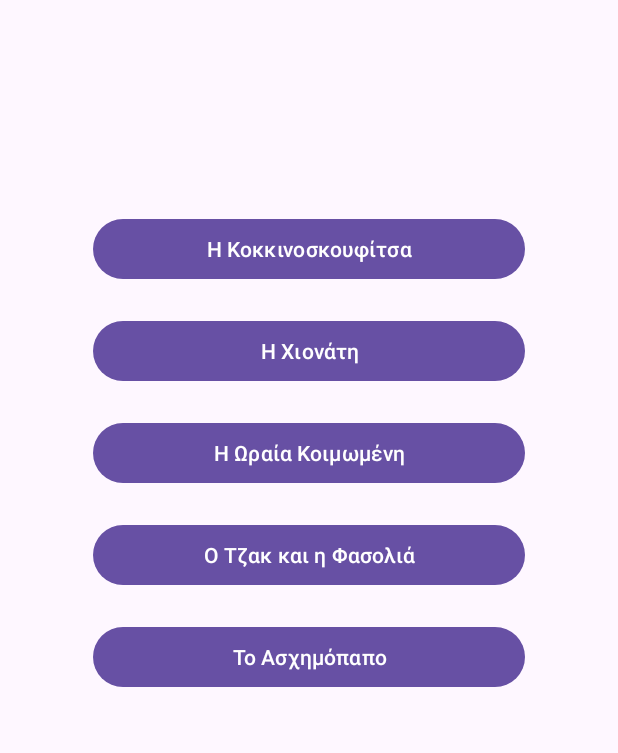
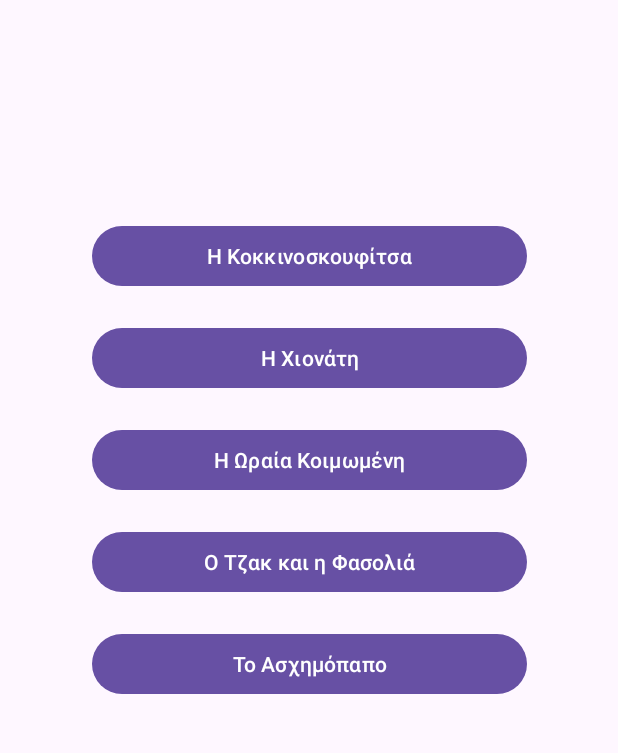
Before and after one commit to ekaltsuni/audio-stories-app, an Android app: the screen it shows after launch (MainActivity), on a phone screen of 412 x 824 dp, the part 179-932 px from its top. Run offline under Robolectric (Android 15) with nearby library versions, the phone set to English and light mode, and no system bars.

```diff
--- a/app/app/src/main/res/layout/activity_main.xml
+++ b/app/app/src/main/res/layout/activity_main.xml
@@ -48,13 +48,14 @@
         app:layout_constraintVertical_bias="0.059" />
 
     <ScrollView
-        android:layout_width="0dp"
-        android:layout_height="421dp"
+        android:layout_width="290dp"
+        android:layout_height="0dp"
         app:layout_constraintBottom_toBottomOf="parent"
         app:layout_constraintEnd_toEndOf="parent"
         app:layout_constraintStart_toStartOf="parent"
         app:layout_constraintTop_toBottomOf="@+id/textView"
-        app:layout_constraintWidth_percent="0.7">
+        app:layout_constraintWidth_percent="0.7"
+        app:layout_constraintHeight_percent="0.5">
 
         <LinearLayout
             android:layout_width="match_parent"
```
Also changed, not shown: app/app/src/main/java/gr/unipi/android/audiostories/StoryActivity.java (+13 -6 lines), app/app/src/main/res/layout/activity_story.xml (+13 -9 lines).
